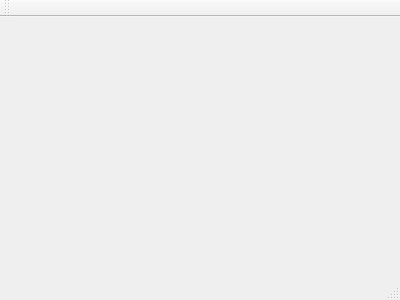
Old version of the form Saber-Plus/mainwindow.ui in the repository demensdeum/Saber-Plus.
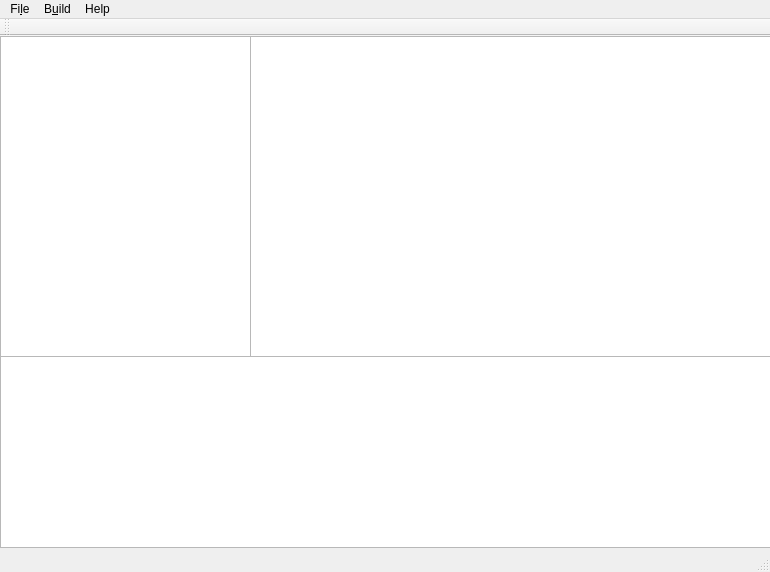
New version of the form.

Commit message: C++ source code files reading, file system view added

```diff
--- a/Saber-Plus/mainwindow.ui
+++ b/Saber-Plus/mainwindow.ui
@@ -1,24 +1,142 @@
 <ui version="4.0">
  <class>MainWindow</class>
- <widget class="QMainWindow" name="MainWindow" >
-  <property name="geometry" >
+ <widget class="QMainWindow" name="MainWindow">
+  <property name="geometry">
    <rect>
     <x>0</x>
     <y>0</y>
-    <width>400</width>
-    <height>300</height>
+    <width>770</width>
+    <height>572</height>
    </rect>
   </property>
   <property name="windowTitle" >
    <string>MainWindow</string>
   </property>
-  <widget class="QMenuBar" name="menuBar" />
-  <widget class="QToolBar" name="mainToolBar" />
-  <widget class="QWidget" name="centralWidget" />
-  <widget class="QStatusBar" name="statusBar" />
+  <widget class="QWidget" name="centralWidget">
+   <widget class="QTreeView" name="treeView">
+    <property name="geometry">
+     <rect>
+      <x>0</x>
+      <y>0</y>
+      <width>251</width>
+      <height>321</height>
+     </rect>
+    </property>
+   </widget>
+   <widget class="QTextEdit" name="textEdit">
+    <property name="geometry">
+     <rect>
+      <x>250</x>
+      <y>0</y>
+      <width>521</width>
+      <height>321</height>
+     </rect>
+    </property>
+   </widget>
+   <widget class="QTreeView" name="treeView_2">
+    <property name="geometry">
+     <rect>
+      <x>0</x>
+      <y>320</y>
+      <width>771</width>
+      <height>192</height>
+     </rect>
+    </property>
+   </widget>
+  </widget>
+  <widget class="QMenuBar" name="menuBar">
+   <property name="geometry">
+    <rect>
+     <x>0</x>
+     <y>0</y>
+     <width>770</width>
+     <height>27</height>
+    </rect>
+   </property>
+   <widget class="QMenu" name="menuFile">
+    <property name="title">
+     <string>Fi&amp;le</string>
+    </property>
+    <addaction name="actionOpen_CMAKE_Project"/>
+    <addaction name="actionSave"/>
+    <addaction name="actionSave_All"/>
+    <addaction name="actionQuit"/>
+   </widget>
+   <widget class="QMenu" name="menuHelp">
+    <property name="title">
+     <string>Help</string>
+    </property>
+    <addaction name="actionAbout"/>
+   </widget>
+   <widget class="QMenu" name="menuBuild">
+    <property name="title">
+     <string>B&amp;uild</string>
+    </property>
+    <addaction name="actionClean"/>
+    <addaction name="actionBuild"/>
+    <addaction name="actionBuild_Run"/>
+    <addaction name="actionDebug"/>
+   </widget>
+   <addaction name="menuFile"/>
+   <addaction name="menuBuild"/>
+   <addaction name="menuHelp"/>
+  </widget>
+  <widget class="QToolBar" name="mainToolBar">
+   <attribute name="toolBarArea">
+    <enum>TopToolBarArea</enum>
+   </attribute>
+   <attribute name="toolBarBreak">
+    <bool>false</bool>
+   </attribute>
+  </widget>
+  <widget class="QStatusBar" name="statusBar"/>
+  <action name="actionOpen_CMAKE_Project">
+   <property name="text">
+    <string>&amp;Open CMAKE Project</string>
+   </property>
+  </action>
+  <action name="actionQuit">
+   <property name="text">
+    <string>&amp;Quit</string>
+   </property>
+  </action>
+  <action name="actionAbout">
+   <property name="text">
+    <string>&amp;About</string>
+   </property>
+  </action>
+  <action name="actionSave">
+   <property name="text">
+    <string>Save</string>
+   </property>
+  </action>
+  <action name="actionSave_All">
+   <property name="text">
+    <string>Save All</string>
+   </property>
+  </action>
+  <action name="actionClean">
+   <property name="text">
+    <string>Clean</string>
+   </property>
+  </action>
+  <action name="actionBuild">
+   <property name="text">
+    <string>Build</string>
+   </property>
+  </action>
+  <action name="actionBuild_Run">
+   <property name="text">
+    <string>Build &amp; Run</string>
+   </property>
+  </action>
+  <action name="actionDebug">
+   <property name="text">
+    <string>Debug</string>
+   </property>
+  </action>
  </widget>
- <layoutDefault spacing="6" margin="11" />
- <pixmapfunction></pixmapfunction>
+ <layoutdefault spacing="6" margin="11"/>
  <resources/>
  <connections/>
 </ui>
```
Left out of the diff: 5 changed lines with no effect on the pictures. The commit also changes 7 other files.
